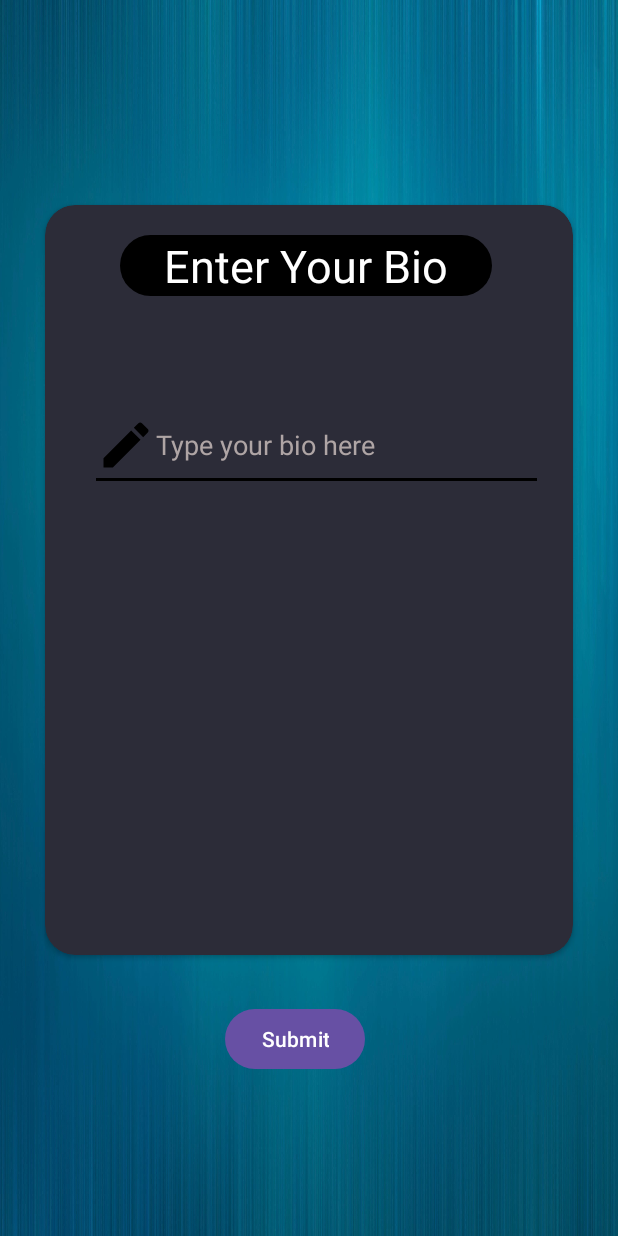
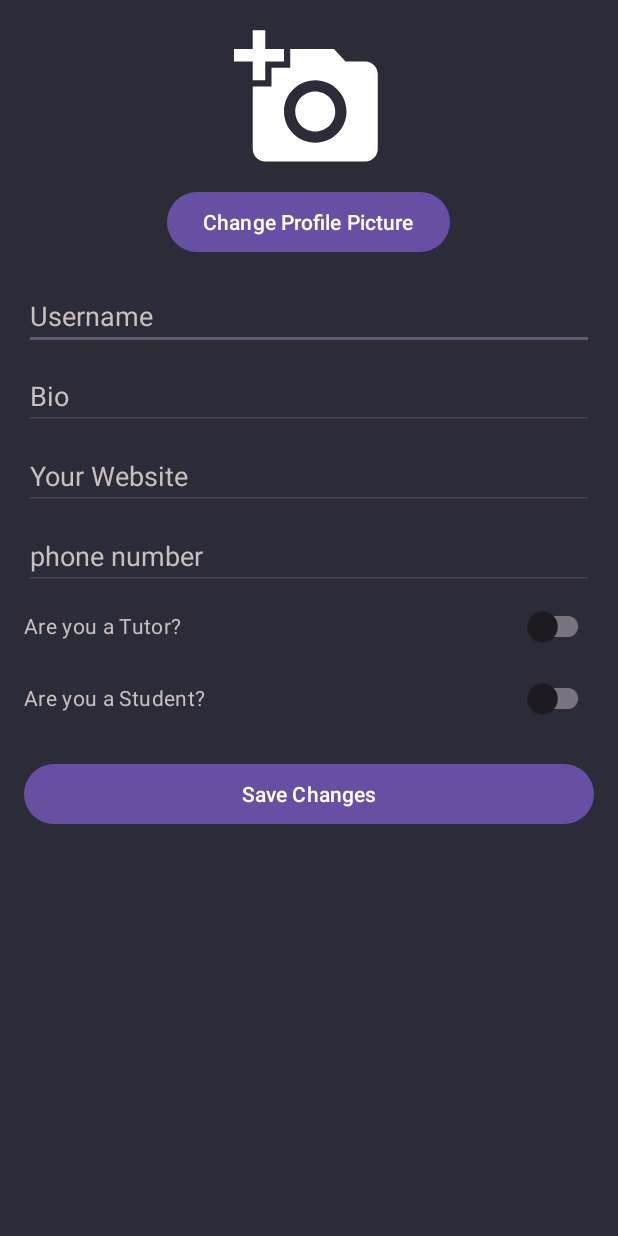
Before and after one commit to lokeshkoundal/VeloxStudy, an Android app: the EditProfile screen opened directly, with no data from a screen before it, on a phone screen of 412 x 824 dp. Run offline under Robolectric (Android 15) with nearby library versions, the phone set to English and light mode, and no system bars; our stand-ins replace Firebase (no records; nobody signed in at launch, a user with empty details on screens opened directly); Roboto replaces fonts that are not available here.

Commit message:
Added EditProfile Form and a photo if the chat is not yet started

```diff
--- a/app/src/main/AndroidManifest.xml
+++ b/app/src/main/AndroidManifest.xml
@@ -16,7 +16,8 @@
         tools:targetApi="31">
         <activity
             android:name=".ChatActivity"
-            android:exported="false" />
+            android:exported="false"
+            android:screenOrientation="portrait"/>
         <activity
             android:name=".ContactUs"
             android:exported="false"
--- a/app/src/main/java/com/example/veloxstudy/EditProfile.java
+++ b/app/src/main/java/com/example/veloxstudy/EditProfile.java
@@ -8,8 +8,11 @@ import androidx.appcompat.app.AppCompatActivity;
 import android.widget.Button;
 import android.widget.EditText;
 import android.widget.TextView;
+import android.widget.Toast;
 
 import com.google.android.gms.tasks.OnCompleteListener;
+import com.google.android.gms.tasks.OnFailureListener;
+import com.google.android.gms.tasks.OnSuccessListener;
 import com.google.android.gms.tasks.Task;
 import com.google.firebase.auth.FirebaseAuth;
 import com.google.firebase.auth.FirebaseUser;
@@ -23,31 +26,32 @@ import java.util.Map;
 public class EditProfile extends AppCompatActivity {
 
     Button submitButton;
-    EditText editText;
-
+    EditText bioEt,usernameEt,WebsiteEt;
     TextView resultTv;
-
     FirebaseFirestore fireStore;
+    DocumentReference documentReference;
 
     @Override
     protected void onCreate(Bundle savedInstanceState) {
         super.onCreate(savedInstanceState);
         setContentView(R.layout.activity_edit_profile);
 
-        submitButton = findViewById(R.id.buttonSubmitBIO);
-        editText = findViewById(R.id.editTextBio);
+        submitButton = findViewById(R.id.saveProfileBtn);
+        bioEt = findViewById(R.id.bioEditText);
         fireStore = FirebaseFirestore.getInstance();
-        resultTv = findViewById(R.id.resultextView);
+
+        FirebaseUser user = FirebaseAuth.getInstance().getCurrentUser();
+
+        if (user != null) {
+            String uid = user.getUid();
+            documentReference = fireStore.collection("users").document(uid);
+        }
 
 
         submitButton.setOnClickListener(view -> {
 
-            String bio = editText.getText().toString();
-            FirebaseUser user = FirebaseAuth.getInstance().getCurrentUser();
+            String bio = bioEt.getText().toString();
 
-            if (user != null) {
-                String uid = user.getUid();
-                DocumentReference documentReference = fireStore.collection("users").document(uid);
 
                 documentReference.get().addOnCompleteListener(new OnCompleteListener<DocumentSnapshot>() {
                     @Override
@@ -58,10 +62,33 @@ public class EditProfile extends AppCompatActivity {
                         usermap.put("Bio", bio);
 
                         if(document.exists())
-                            documentReference.update(usermap).addOnSuccessListener(unused -> resultTv.setText(R.string.BioSet));
+                            documentReference.update(usermap).addOnSuccessListener(new OnSuccessListener<Void>() {
+                                @Override
+                                public void onSuccess(Void unused) {
+                                    Toast.makeText(getApplicationContext(),R.string.BioSet,Toast.LENGTH_SHORT).show();
+                                }
+                            }).addOnFailureListener(new OnFailureListener() {
+                                @Override
+                                public void onFailure(@NonNull Exception e) {
+                                    Toast.makeText(getApplicationContext(),e.getMessage(),Toast.LENGTH_SHORT).show();
+
+                                }
+                            });
 
                         else
-                            documentReference.set(usermap).addOnSuccessListener(unused -> resultTv.setText(R.string.BioSet));
+                            documentReference.set(usermap).addOnSuccessListener(new OnSuccessListener<Void>() {
+                                @Override
+                                public void onSuccess(Void unused) {
+                                    Toast.makeText(getApplicationContext(),R.string.BioSet,Toast.LENGTH_SHORT).show();
+
+                                }
+
+                            }).addOnFailureListener(new OnFailureListener() {
+                                @Override
+                                public void onFailure(@NonNull Exception e) {
+                                    Toast.makeText(getApplicationContext(),e.getMessage(),Toast.LENGTH_SHORT).show();
+                                }
+                            });
 
 
 
@@ -70,8 +97,6 @@ public class EditProfile extends AppCompatActivity {
                 });
 
 
-            }
-
         });
 
     }
--- a/app/src/main/java/com/example/veloxstudy/MessagesAdapter.java
+++ b/app/src/main/java/com/example/veloxstudy/MessagesAdapter.java
@@ -80,6 +80,7 @@ public class MessagesAdapter extends RecyclerView.Adapter  {
     @Override
     public int getItemCount() {
         return messagesArrayListAdapter.size();
+
     }
 
     @Override
--- /dev/null
+++ b/app/src/main/res/drawable/ic_add_photo.xml
@@ -0,0 +1,5 @@
+<vector android:height="24dp" android:tint="#FFFFFF"
+    android:viewportHeight="24" android:viewportWidth="24"
+    android:width="24dp" xmlns:android="http://schemas.android.com/apk/res/android">
+    <path android:fillColor="@android:color/white" android:pathData="M3,4V1h2v3h3v2H5v3H3V6H0V4H3zM6,10V7h3V4h7l1.83,2H21c1.1,0 2,0.9 2,2v12c0,1.1 -0.9,2 -2,2H5c-1.1,0 -2,-0.9 -2,-2V10H6zM13,19c2.76,0 5,-2.24 5,-5s-2.24,-5 -5,-5s-5,2.24 -5,5S10.24,19 13,19zM9.8,14c0,1.77 1.43,3.2 3.2,3.2s3.2,-1.43 3.2,-3.2s-1.43,-3.2 -3.2,-3.2S9.8,12.23 9.8,14z"/>
+</vector>
--- a/app/src/main/res/layout/activity_edit_profile.xml
+++ b/app/src/main/res/layout/activity_edit_profile.xml
@@ -1,79 +1,94 @@
 <?xml version="1.0" encoding="utf-8"?>
-<RelativeLayout xmlns:android="http://schemas.android.com/apk/res/android"
+<LinearLayout xmlns:android="http://schemas.android.com/apk/res/android"
     android:layout_width="match_parent"
     android:layout_height="match_parent"
-    xmlns:app="http://schemas.android.com/apk/res-auto"
-    xmlns:tools="http://schemas.android.com/tools"
-    android:background="@drawable/splashbg"
-    tools:context=".EditProfile"
-    android:gravity="center">
+    android:orientation="vertical"
+    android:padding="16dp"
+    android:background="@color/greyApp">
 
-    <TextView
-        android:id="@+id/resultextView"
+    <!-- Profile Picture -->
+    <ImageView
+        android:id="@+id/profilePicture"
+        android:layout_width="100dp"
+        android:layout_height="100dp"
+        android:layout_gravity="center_horizontal"
+        android:src="@drawable/ic_add_photo"
+        android:contentDescription="@string/profile_picture" />
+
+    <!-- Change Profile Picture Button -->
+    <Button
+        android:id="@+id/changeProfilePictureButton"
+        android:layout_width="wrap_content"
+        android:layout_height="wrap_content"
+        android:layout_gravity="center_horizontal"
+        android:layout_marginTop="8dp"
+        android:text="@string/change_profile_picture" />
+
+    <!-- Username -->
+    <EditText
+        android:id="@+id/usernameEditText"
         android:layout_width="match_parent"
         android:layout_height="wrap_content"
-        android:textAlignment="center"
-        android:textColor="@color/greenapp"
-        android:textSize="20sp"
-        android:textStyle="bold"
-        />
+        android:layout_marginTop="16dp"
+        android:hint="@string/username"
+        android:textColorHint="@color/light_white"
+        android:inputType="text"
+        android:maxLines="1" />
+
+    <!-- Bio -->
+    <EditText
+        android:id="@+id/bioEditText"
+        android:layout_width="match_parent"
+        android:layout_height="wrap_content"
+        android:layout_marginTop="8dp"
+        android:textColorHint="@color/light_white"
+        android:hint="@string/bio"
+        android:inputType="textMultiLine"
+        android:maxLines="5" />
+
+    <!-- Website -->
+    <EditText
+        android:id="@+id/websiteEditText"
+        android:textColorHint="@color/light_white"
+        android:layout_width="match_parent"
+        android:layout_height="wrap_content"
+        android:layout_marginTop="8dp"
+        android:hint="@string/your_website"
+        android:inputType="textUri"
+
+        android:maxLines="3" />
+    <EditText
+        android:id="@+id/PhoneEditText"
+        android:layout_width="match_parent"
+        android:layout_height="wrap_content"
+        android:layout_marginTop="8dp"
+        android:textColorHint="@color/light_white"
+        android:hint="phone number"
+        android:inputType="phone"
+        android:maxEms="15"/>
+
+    <androidx.appcompat.widget.SwitchCompat
+        android:id="@+id/switch1"
+        android:layout_width="match_parent"
+        android:layout_height="wrap_content"
+        android:text="@string/are_you_a_tutor"
+        android:textColor="@color/light_white"/>
+
+    <androidx.appcompat.widget.SwitchCompat
+        android:id="@+id/switch2"
+        android:layout_width="match_parent"
+        android:layout_height="wrap_content"
+        android:text="@string/are_you_a_student"
+        android:textColor="@color/light_white"/>
 
 
-    <androidx.cardview.widget.CardView
-        android:id="@+id/BioCardView"
-        android:layout_width="match_parent"
-        android:layout_height="500dp"
-        android:layout_marginStart="30dp"
-        android:layout_marginTop="30dp"
-        android:layout_marginEnd="30dp"
-        android:layout_marginBottom="30dp"
-        app:cardBackgroundColor="@color/greyApp"
-        app:cardCornerRadius="20dp"
-        android:elevation="10dp">
-
-        <TextView
-            android:id="@+id/textViewBio"
-            android:layout_width="wrap_content"
-            android:layout_height="wrap_content"
-            android:layout_marginStart="50dp"
-            android:layout_marginTop="20dp"
-            android:background="@drawable/oval_background"
-            android:backgroundTint="@color/black"
-            android:text="@string/enter_your_bio"
-            android:textColor="@color/white"
-            android:textSize="30sp" />
-
-        <EditText
-            android:id="@+id/editTextBio"
-            android:inputType="text"
-            android:layout_width="match_parent"
-            android:layout_height="wrap_content"
-            android:layout_below="@id/textViewBio"
-            android:layout_marginStart="30dp"
-            android:layout_marginTop="130dp"
-            android:layout_marginEnd="20dp"
-            android:backgroundTint="@color/black"
-            android:drawableStart="@drawable/ic_create"
-            android:drawableTint="@color/black"
-            android:hint="@string/type_your_bio_here"
-            android:maxLength="500"
-            android:textColor="@color/white"
-            android:textColorHint="#AFA5A5"
-            android:importantForAutofill="no"
-            tools:ignore="VisualLintTextFieldSize" />
 
 
-    </androidx.cardview.widget.CardView>
+    <Button
+        android:id="@+id/saveProfileBtn"
+        android:layout_width="match_parent"
+        android:layout_height="wrap_content"
+        android:layout_marginTop="16dp"
+        android:text="@string/save_changes" />
 
-    <Button
-        android:id="@+id/buttonSubmitBIO"
-        android:layout_width="wrap_content"
-        android:layout_height="wrap_content"
-        android:layout_below="@id/BioCardView"
-        android:layout_marginStart="150dp"
-        android:layout_marginTop="2dp"
-        android:layout_marginEnd="20dp"
-        android:text="@string/submit" />
-
-
-</RelativeLayout>
+</LinearLayout>
--- a/app/src/main/res/values/colors.xml
+++ b/app/src/main/res/values/colors.xml
@@ -5,4 +5,5 @@
     <color name="greenapp">#15B36A</color>
     <color name="greyApp">#2C2C38</color>
     <color name="no_bio">#DDD642</color>
+    <color name="light_white">#CABFBF</color>
 </resources>
--- a/app/src/main/res/values/strings.xml
+++ b/app/src/main/res/values/strings.xml
@@ -93,5 +93,13 @@
     <string name="receiver_profile_picture">receiver profile picture</string>
     <string name="status">status</string>
     <string name="message">Message</string>
+    <string name="are_you_a_student">Are you a Student?</string>
+    <string name="are_you_a_tutor">Are you a Tutor?</string>
+    <string name="save_changes">Save Changes</string>
+    <string name="username">Username</string>
+    <string name="change_profile_picture">Change Profile Picture</string>
+    <string name="bio">Bio</string>
+    <string name="your_website">Your Website</string>
+    <string name="profile_picture">Profile picture</string>
 
 </resources>
```
Also changed, not shown: app/src/main/java/com/example/veloxstudy/ChatActivity.java (+10 -12 lines), app/src/main/res/layout/activity_chat.xml (+22 -6 lines), app/src/main/res/layout/receiver_layout.xml (+12 -5 lines), app/src/main/res/layout/sender_layout.xml (+11 -4 lines), app/src/main/res/drawable/start_convo.png (added).
